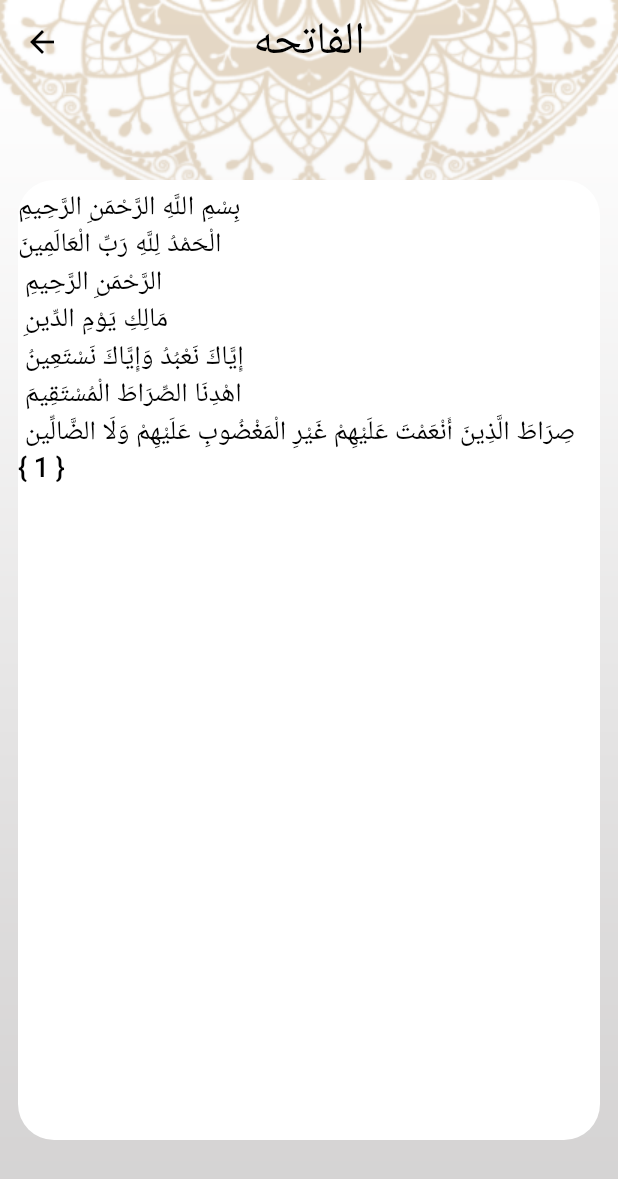
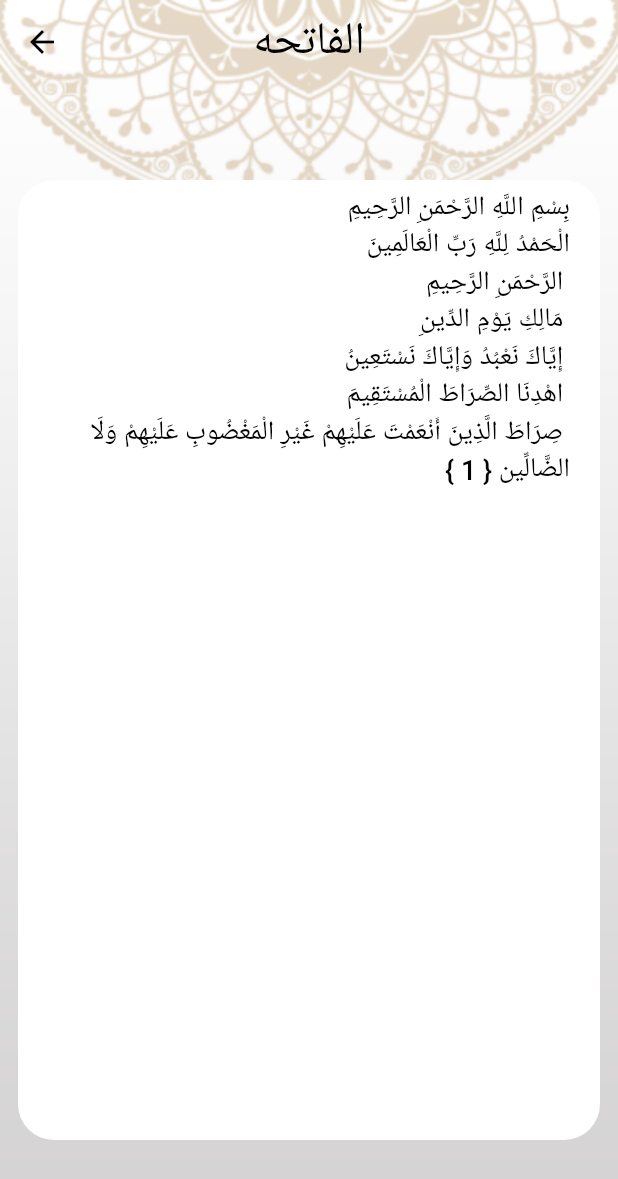
Before and after one commit to mohamednabiltraining/islami-c6-online, a Flutter app: the screen it shows after launch, after a tap on "الفاتحه", on a phone screen of 412 x 824 dp. Shown: the top 1179 px of the screen. Run offline on Flutter 3.47's test engine with Material 2 defaults, Android fonts, the phone set to English and light mode, and no system bars; generated files the repository leaves out were written again.

Commit message:
modify language and begin to set dark mode

```diff
--- /dev/null
+++ b/l10n.yaml
@@ -0,0 +1,3 @@
+arb-dir: lib/l10n
+template-arb-file: app_en.arb
+output-localization-file: app_localizations.dart
--- a/lib/home/hadeth/hadeth_details.dart
+++ b/lib/home/hadeth/hadeth_details.dart
@@ -30,6 +30,7 @@ class HadethDetails extends StatelessWidget {
             padding: EdgeInsets.symmetric(vertical: 10, horizontal: 10),
             alignment: Alignment.topRight,
             child: Text(args.content,
+                textDirection: TextDirection.rtl,
                 style: Theme.of(context).textTheme.bodyText1)),
       ),
     );
--- a/lib/home/hadeth/hadeth_tab.dart
+++ b/lib/home/hadeth/hadeth_tab.dart
@@ -1,5 +1,6 @@
 import 'package:flutter/material.dart';
 import 'package:flutter/services.dart';
+import 'package:flutter_gen/gen_l10n/app_localizations.dart';
 import 'package:islami_c6_online/home/hadeth/hadeth_details.dart';
 
 class HadethTab extends StatefulWidget {
@@ -26,7 +27,7 @@ class _HadethTabState extends State<HadethTab> {
                       color: Theme.of(context).primaryColor, width: 2))),
           padding: EdgeInsets.symmetric(vertical: 0),
           child: Text(
-            'الأحاديث',
+            AppLocalizations.of(context)!.ahadeth_names,
             style: Theme.of(context).textTheme.headline4,
           )),
       Expanded(
--- a/lib/home/home_screen.dart
+++ b/lib/home/home_screen.dart
@@ -1,7 +1,9 @@
 import 'package:flutter/material.dart';
+import 'package:flutter_gen/gen_l10n/app_localizations.dart';
 import 'package:islami_c6_online/home/hadeth/hadeth_tab.dart';
 import 'package:islami_c6_online/home/quran/quran_tab.dart';
 import 'package:islami_c6_online/home/radio/radio_tab.dart';
+import 'package:islami_c6_online/home/settings/settings_tab.dart';
 import 'package:islami_c6_online/home/tasbeh/tasbhe_tab.dart';
 
 class HomeScreen extends StatefulWidget {
@@ -29,13 +31,10 @@ class _HomeScreenState extends State<HomeScreen> {
         appBar: AppBar(
           centerTitle: true,
           title: Text(
-            'Islami',
+            AppLocalizations.of(context)!.app_title,
           ),
         ),
-        bottomNavigationBar: Theme(
-          data: Theme.of(context)
-              .copyWith(canvasColor: Theme.of(context).primaryColor),
-          child: BottomNavigationBar(
+        bottomNavigationBar: BottomNavigationBar(
           currentIndex: selectedIndex,
           onTap: (index) {
             selectedIndex = index;
@@ -43,32 +42,50 @@ class _HomeScreenState extends State<HomeScreen> {
           },
           items: [
             BottomNavigationBarItem(
+                backgroundColor:
+                    Theme.of(context).bottomNavigationBarTheme.backgroundColor,
                 icon: ImageIcon(
                   AssetImage('assets/images/ic_quran.png'),
                 ),
-                  label: 'Quran'),
+                label: AppLocalizations.of(context)!.quran_title),
             BottomNavigationBarItem(
+                backgroundColor:
+                    Theme.of(context).bottomNavigationBarTheme.backgroundColor,
                 icon: ImageIcon(
                   AssetImage('assets/images/ic_hadeth.png'),
                 ),
-                  label: 'Hadeth'),
+                label: AppLocalizations.of(context)!.hadeth_title),
             BottomNavigationBarItem(
+                backgroundColor:
+                    Theme.of(context).bottomNavigationBarTheme.backgroundColor,
                 icon: ImageIcon(
                   AssetImage('assets/images/ic_sebha.png'),
                 ),
-                  label: 'Tasbeh'),
+                label: AppLocalizations.of(context)!.tasbeh_title),
             BottomNavigationBarItem(
+                backgroundColor:
+                    Theme.of(context).bottomNavigationBarTheme.backgroundColor,
                 icon: ImageIcon(
                   AssetImage('assets/images/ic_radio.png'),
                 ),
-                  label: 'Radio'),
+                label: AppLocalizations.of(context)!.radio_title),
+            BottomNavigationBarItem(
+                backgroundColor:
+                    Theme.of(context).bottomNavigationBarTheme.backgroundColor,
+                icon: Icon(Icons.settings),
+                label: AppLocalizations.of(context)!.settings),
           ],
-          ),
         ),
         body: tabs[selectedIndex],
       ),
     );
   }
 
-  List<Widget> tabs = [QuranTab(), HadethTab(), TasbehTab(), RadioTab()];
+  List<Widget> tabs = [
+    QuranTab(),
+    HadethTab(),
+    TasbehTab(),
+    RadioTab(),
+    SettingsTab()
+  ];
 }
--- a/lib/home/quran/quran_tab.dart
+++ b/lib/home/quran/quran_tab.dart
@@ -1,4 +1,5 @@
 import 'package:flutter/material.dart';
+import 'package:flutter_gen/gen_l10n/app_localizations.dart';
 import 'package:islami_c6_online/home/quran/sura_name_widget.dart';
 
 class QuranTab extends StatelessWidget {
@@ -133,7 +134,7 @@ class QuranTab extends StatelessWidget {
                         color: Theme.of(context).primaryColor, width: 2))),
             padding: EdgeInsets.symmetric(vertical: 12),
             child: Text(
-              'Name',
+              AppLocalizations.of(context)!.sur_names,
               style: Theme.of(context).textTheme.headline4,
             )),
         Expanded(
--- a/lib/home/quran/verse_widget.dart
+++ b/lib/home/quran/verse_widget.dart
@@ -9,10 +9,11 @@ class VerseWidget extends StatelessWidget {
   @override
   Widget build(BuildContext context) {
     return Container(
-        padding: EdgeInsets.symmetric(vertical: 6),
+        padding: EdgeInsets.symmetric(vertical: 6, horizontal: 20),
         alignment: Alignment.center,
         child: Text(
           '$content { ${index + 1} }',
+          textDirection: TextDirection.rtl,
           style: Theme.of(context).textTheme.bodyText1,
         ));
   }
--- a/lib/main.dart
+++ b/lib/main.dart
@@ -1,11 +1,18 @@
 import 'package:flutter/material.dart';
+import 'package:flutter_gen/gen_l10n/app_localizations.dart';
 import 'package:islami_c6_online/home/hadeth/hadeth_details.dart';
 import 'package:islami_c6_online/home/home_screen.dart';
+import 'package:islami_c6_online/home/providers/settings_provider.dart';
 import 'package:islami_c6_online/home/quran/sura_details.dart';
 import 'package:islami_c6_online/my_theme.dart';
+import 'package:provider/provider.dart';
 
 void main() {
-  runApp(const MyApp());
+  runApp(ChangeNotifierProvider<SettingsProvider>(
+      create: (buildContext) {
+        return SettingsProvider();
+      },
+      child: const MyApp()));
 }
 
 class MyApp extends StatelessWidget {
@@ -14,14 +21,20 @@ class MyApp extends StatelessWidget {
   // This widget is the root of your application.
   @override
   Widget build(BuildContext context) {
+    var settingsProvider = Provider.of<SettingsProvider>(context);
     return MaterialApp(
+      locale: Locale(settingsProvider.currentLanguage),
       theme: MyTheme.lightTheme,
+      darkTheme: MyTheme.darkTheme,
+      themeMode: settingsProvider.currentTheme,
       routes: {
         HomeScreen.routeName: (_) => HomeScreen(),
         SuraDetailsScreen.routeName: (_) => SuraDetailsScreen(),
         HadethDetails.routeName: (_) => HadethDetails()
       },
       initialRoute: HomeScreen.routeName,
+      localizationsDelegates: AppLocalizations.localizationsDelegates,
+      supportedLocales: AppLocalizations.supportedLocales,
     );
   }
 }
--- a/lib/my_theme.dart
+++ b/lib/my_theme.dart
@@ -1,13 +1,14 @@
 import 'package:flutter/material.dart';
 
 class MyTheme {
-  static final Color primaryColor = Color(0xFFB7935F);
-  static final Color cardColor = Color(0xF6B29B5A);
+  static const Color colorGold = Color(0xFFB7935F);
+  static const Color colorYellow = Color(0xFFFACC1D);
+  static const Color colorDarkBlue = Color(0xFF141A2E);
+
   static final ThemeData lightTheme = ThemeData(
-      primaryColor: primaryColor,
-      cardColor: cardColor,
+      primaryColor: colorGold,
       scaffoldBackgroundColor: Colors.transparent,
-      textTheme: TextTheme(
+      textTheme: const TextTheme(
           bodyText1: TextStyle(fontSize: 18, color: Colors.black),
           headline2: TextStyle(
               fontSize: 24, color: Colors.black, fontWeight: FontWeight.bold),
@@ -15,7 +16,7 @@ class MyTheme {
               fontSize: 24, color: Colors.white, fontWeight: FontWeight.bold),
           headline4: TextStyle(fontSize: 28, color: Colors.black),
           headline5: TextStyle(fontSize: 24, color: Colors.black)),
-      appBarTheme: AppBarTheme(
+      appBarTheme: const AppBarTheme(
           iconTheme: IconThemeData(color: Colors.black),
           backgroundColor: Colors.transparent,
           elevation: 0,
@@ -24,7 +25,8 @@ class MyTheme {
             fontSize: 30,
             fontWeight: FontWeight.w500,
           )),
-      bottomNavigationBarTheme: BottomNavigationBarThemeData(
+      bottomNavigationBarTheme: const BottomNavigationBarThemeData(
+        backgroundColor: colorGold,
         selectedIconTheme: IconThemeData(
           color: Colors.black,
         ),
@@ -33,4 +35,34 @@ class MyTheme {
         selectedItemColor: Colors.black,
         unselectedItemColor: Colors.white,
       ));
+  static final ThemeData darkTheme = ThemeData(
+      primaryColor: colorYellow,
+      scaffoldBackgroundColor: Colors.transparent,
+      textTheme: const TextTheme(
+          bodyText1: TextStyle(fontSize: 18, color: Colors.white),
+          headline2: TextStyle(
+              fontSize: 24, color: Colors.white, fontWeight: FontWeight.bold),
+          headline3: TextStyle(
+              fontSize: 24, color: Colors.white, fontWeight: FontWeight.bold),
+          headline4: TextStyle(fontSize: 28, color: Colors.white),
+          headline5: TextStyle(fontSize: 24, color: Colors.white)),
+      appBarTheme: const AppBarTheme(
+          iconTheme: IconThemeData(color: Colors.white),
+          backgroundColor: Colors.transparent,
+          elevation: 0,
+          titleTextStyle: TextStyle(
+            color: Colors.white,
+            fontSize: 30,
+            fontWeight: FontWeight.w500,
+          )),
+      bottomNavigationBarTheme: const BottomNavigationBarThemeData(
+        backgroundColor: colorDarkBlue,
+        selectedIconTheme: IconThemeData(
+          color: colorYellow,
+        ),
+        unselectedIconTheme: IconThemeData(color: Colors.white),
+        selectedLabelStyle: TextStyle(color: colorYellow),
+        selectedItemColor: colorYellow,
+        unselectedItemColor: Colors.white,
+      ));
 }
```
Also changed, not shown: lib/home/providers/settings_provider.dart (added, +26 -0 lines), lib/home/settings/language_buttom_sheet.dart (added, +62 -0 lines), lib/home/settings/settings_tab.dart (added, +91 -0 lines), lib/home/settings/theme_buttom_sheet.dart (added, +63 -0 lines), lib/home/tasbeh/tasbhe_tab.dart (+22 -16 lines), lib/home_screen.dart (deleted, +0 -14 lines), lib/l10n/app_ar.arb (added, +15 -0 lines), lib/l10n/app_en.arb (added, +15 -0 lines), pubspec.yaml (+7 -1 lines), pubspec.lock. Lines whose indentation alone changed are shown as unchanged.
